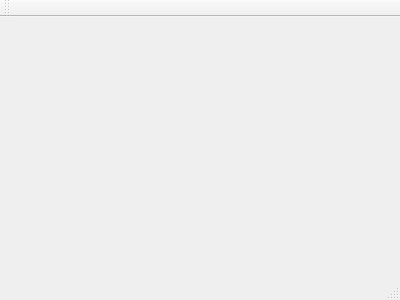
First picture: the form in mainwindow.ui, repository al1img/SndBackendSim, before the edit.
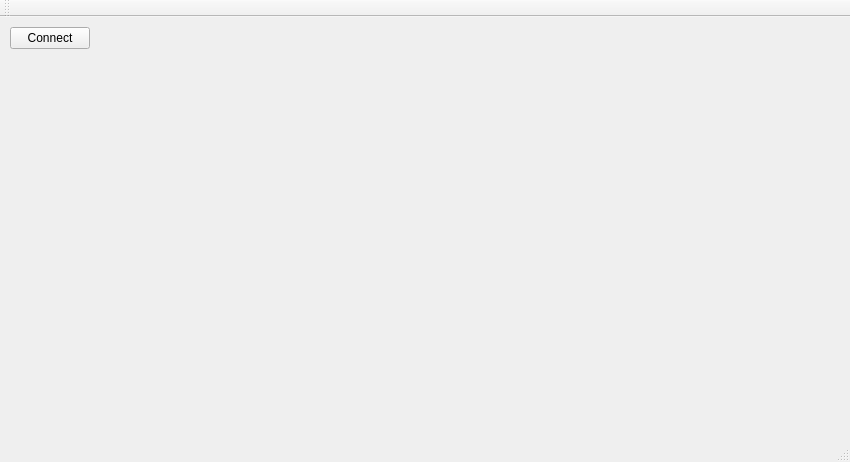
Second picture: the form after the edit.

```diff
--- a/mainwindow.ui
+++ b/mainwindow.ui
@@ -1,24 +1,53 @@
 <ui version="4.0">
  <class>MainWindow</class>
- <widget class="QMainWindow" name="MainWindow" >
-  <property name="geometry" >
+ <widget class="QMainWindow" name="MainWindow">
+  <property name="geometry">
    <rect>
     <x>0</x>
     <y>0</y>
-    <width>400</width>
-    <height>300</height>
+    <width>850</width>
+    <height>462</height>
    </rect>
   </property>
   <property name="windowTitle" >
    <string>MainWindow</string>
   </property>
-  <widget class="QMenuBar" name="menuBar" />
-  <widget class="QToolBar" name="mainToolBar" />
-  <widget class="QWidget" name="centralWidget" />
-  <widget class="QStatusBar" name="statusBar" />
+  <widget class="QWidget" name="centralWidget">
+   <widget class="QPushButton" name="btnConnect">
+    <property name="geometry">
+     <rect>
+      <x>10</x>
+      <y>10</y>
+      <width>80</width>
+      <height>22</height>
+     </rect>
+    </property>
+    <property name="text">
+     <string>Connect</string>
+    </property>
+   </widget>
+  </widget>
+  <widget class="QMenuBar" name="menuBar">
+   <property name="geometry">
+    <rect>
+     <x>0</x>
+     <y>0</y>
+     <width>850</width>
+     <height>19</height>
+    </rect>
+   </property>
+  </widget>
+  <widget class="QToolBar" name="mainToolBar">
+   <attribute name="toolBarArea">
+    <enum>TopToolBarArea</enum>
+   </attribute>
+   <attribute name="toolBarBreak">
+    <bool>false</bool>
+   </attribute>
+  </widget>
+  <widget class="QStatusBar" name="statusBar"/>
  </widget>
- <layoutDefault spacing="6" margin="11" />
- <pixmapfunction></pixmapfunction>
+ <layoutdefault spacing="6" margin="11"/>
  <resources/>
  <connections/>
 </ui>
```
Left out of the diff: 25 changed lines with no effect on the pictures.
